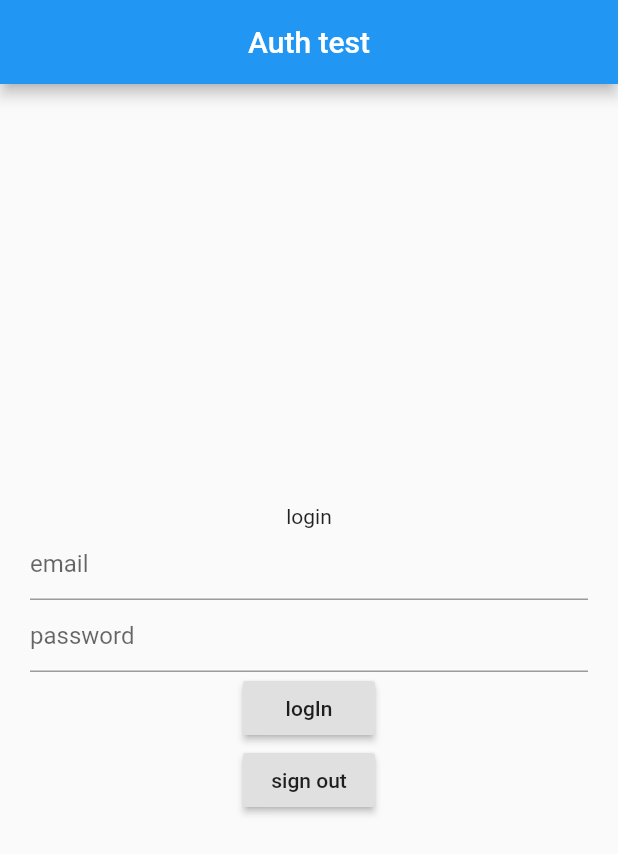
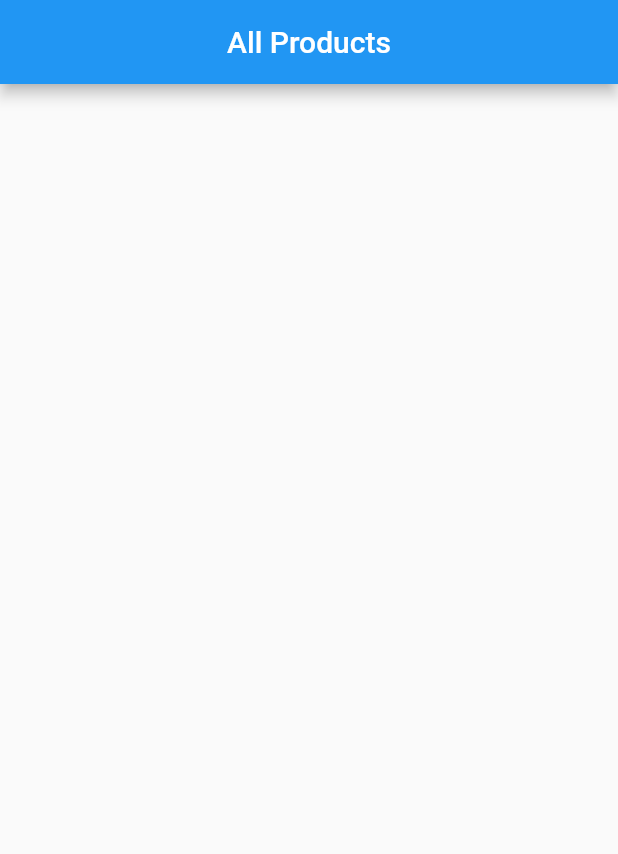
Before and after one commit to hassanMetwally/store, a Flutter app: the screen it shows after launch, on a phone screen of 412 x 824 dp. Shown: the top 854 px of the screen. Run offline on Flutter 3.47's test engine with Material 2 defaults, Android fonts, the phone set to English and light mode, and no system bars; our stand-ins replace cloud_firestore, firebase_auth; accounts and stored records are empty.

```diff
--- /dev/null
+++ b/lib/admin/products.dart
@@ -0,0 +1,42 @@
+import 'package:cloud_firestore/cloud_firestore.dart';
+import 'package:flutter/material.dart';
+
+class AllProduct extends StatefulWidget {
+  @override
+  _AllProductState createState() => _AllProductState();
+}
+
+class _AllProductState extends State<AllProduct> {
+  @override
+  Widget build(BuildContext context) {
+    return Scaffold(
+        appBar: AppBar(
+          title: Text("All Products"),
+          centerTitle: true,
+        ),
+        body: _drawProductsList());
+  }
+
+  Widget _drawProductsList() {
+    return StreamBuilder<QuerySnapshot>(
+      stream: Firestore.instance.collection('products').snapshots(),
+      builder: (BuildContext context, AsyncSnapshot<QuerySnapshot> snapshot) {
+        if (snapshot.hasError) return new Text('Error: ${snapshot.error}');
+        switch (snapshot.connectionState) {
+          case ConnectionState.waiting:
+            return new Text('Loading...');
+          default:
+            return new ListView(
+              children: snapshot.data.documents.map((DocumentSnapshot document) {
+                return new ListTile(
+                  title: new Text(document['product_title']),
+                  subtitle: new Text(document['product_price']),
+                  trailing: IconButton(icon: Icon(Icons.delete), onPressed: (){}),
+                );
+              }).toList(),
+            );
+        }
+      },
+    );
+  }
+}
--- a/lib/authentication/authenticatable.dart
+++ b/lib/authentication/authenticatable.dart
@@ -3,7 +3,7 @@ import 'package:store/user/user.dart';
 class Authenticatable {
    register(String email, String password) {}
 
-   logIn(String email, String password) {}
+   signIn(String email, String password) {}
 
    getCurrentUser() {}
 
--- a/lib/authentication/authentication_controller.dart
+++ b/lib/authentication/authentication_controller.dart
@@ -12,7 +12,7 @@ class FirebaseAuthenticationController implements Authenticatable {
   }
 
   @override
-  Future<FirebaseUser>  logIn(String email, String password) async{
+  Future<FirebaseUser>  signIn(String email, String password) async{
     AuthResult authResult = await _firebaseAuth.signInWithEmailAndPassword(email: email, password: password);
     return authResult.user;
   }
@@ -46,7 +46,7 @@ class FirebaseAuthenticationController implements Authenticatable {
 
 class LaravelAuthenticationController implements Authenticatable {
   @override
-  Future<bool> logIn(String email, String password) {
+  Future<bool> signIn(String email, String password) {
     // TODO: implement logIn
     throw UnimplementedError();
   }
--- a/lib/main.dart
+++ b/lib/main.dart
@@ -1,7 +1,9 @@
-import 'package:firebase_auth/firebase_auth.dart';
 import 'package:flutter/material.dart';
-import 'package:store/authentication/authenticatable.dart';
-import 'package:store/authentication/authentication_controller.dart';
+import 'package:store/admin/add_product.dart';
+import 'package:store/admin/products.dart';
+import 'package:store/admin/register.dart';
+import 'admin/sign_in.dart';
+
 
 void main() {
   runApp(Store());
@@ -12,78 +14,7 @@ class Store extends StatelessWidget {
   Widget build(BuildContext context) {
     return MaterialApp(
       debugShowCheckedModeBanner: false,
-      home: Registering(),
+      home: AllProduct(),
     );
   }
 }
-
-class Registering extends StatefulWidget {
-  @override
-  _RegisteringState createState() => _RegisteringState();
-}
-
-class _RegisteringState extends State<Registering> {
-  TextEditingController _emailController = TextEditingController();
-  TextEditingController _passwordController = TextEditingController();
-  Authenticatable _authenticatable = FirebaseAuthenticationController();
-
-  @override
-  void dispose() {
-    _emailController.dispose();
-    _passwordController.dispose();
-    super.dispose();
-  }
-
-  @override
-  Widget build(BuildContext context) {
-    return Scaffold(
-      appBar: AppBar(
-        title: Text("Auth test"),
-        centerTitle: true,
-      ),
-      body: Padding(
-        padding: const EdgeInsets.all(20.0),
-        child: Form(
-          child: Center(
-            child: Column(
-              mainAxisAlignment: MainAxisAlignment.center,
-              children: <Widget>[
-                Text("login"),
-                TextFormField(
-                  controller: _emailController,
-                  keyboardType: TextInputType.emailAddress,
-
-                  decoration: InputDecoration(
-                    hintText: "email",
-                  ),
-                ),
-                TextFormField(
-                  controller: _passwordController,
-                  obscureText: true,
-                  decoration: InputDecoration(
-                    hintText: "password",
-                  ),
-                ),
-                RaisedButton(
-                  onPressed: () async {
-                    String email = _emailController.text;
-                    String password = _passwordController.text;
-                    FirebaseUser fireBaseUser = await _authenticatable.logIn(email, password);
-                    print(_authenticatable.getCurrentUser());
-                  },
-                  child: Text("logIn"),
-                ),
-                RaisedButton(
-                  onPressed: () async {
-                    _authenticatable.signOut();print(_authenticatable.getCurrentUser());
-                  },
-                  child: Text("sign out"),
-                )
-              ],
-            ),
-          ),
-        ),
-      ),
-    );
-  }
-}
```
Also changed, not shown: lib/admin/add_product.dart (added, +105 -0 lines), lib/admin/register.dart (added, +69 -0 lines), lib/admin/sign_in.dart (added, +75 -0 lines).
